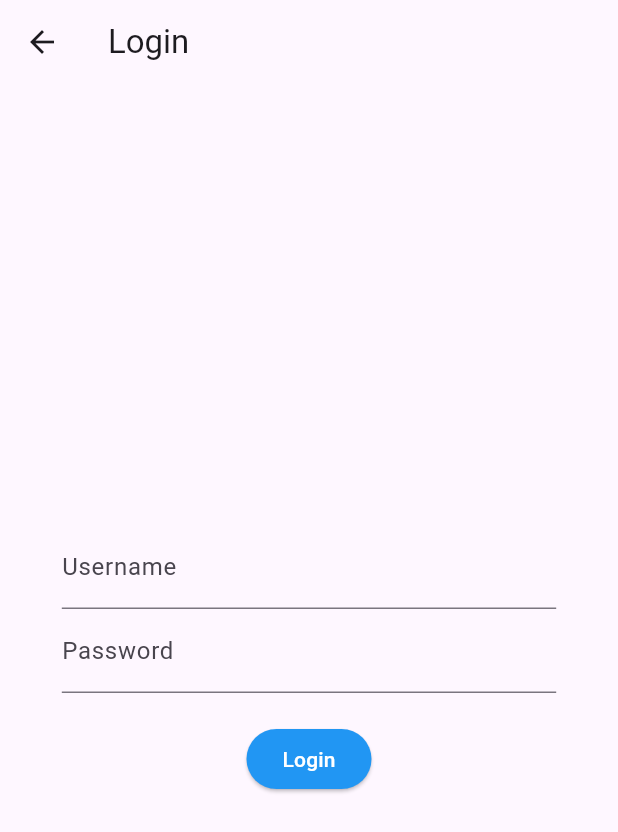
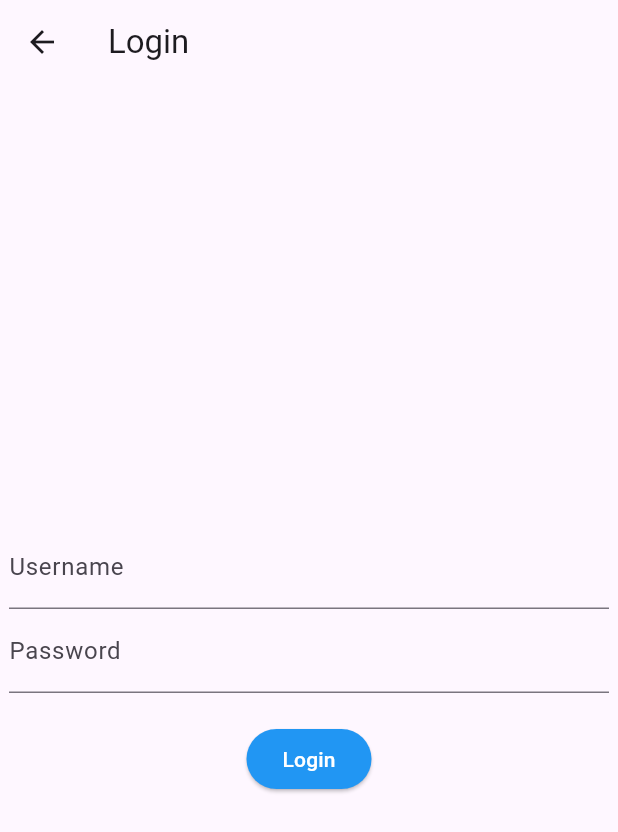
Before and after one commit to putetrekk/pocketrank, a Flutter app: the screen it shows after launch, after a tap on "Go to Login Page", on a phone screen of 412 x 824 dp. Shown: the top 832 px of the screen. Run offline on Flutter 3.47's test engine with Material 3 defaults, Android fonts, the phone set to English and light mode, and no system bars; our stand-ins replace logger, pocketbase.

Commit message:
Set max page width to 400

```diff
--- a/pocketrank_app/lib/pages/home.dart
+++ b/pocketrank_app/lib/pages/home.dart
@@ -40,7 +40,8 @@ class _MyHomePageState extends State<MyHomePage> {
       return;
     }
     try {
-      final url = Uri.https('pocketrank.api.sjolander.no', 'api/pocketrank/ratings');
+      final url =
+          Uri.https('pocketrank.api.sjolander.no', 'api/pocketrank/ratings');
       final response = await http.get(
         url,
         headers: {'Authorization': pb.authStore.token},
@@ -81,6 +82,9 @@ class _MyHomePageState extends State<MyHomePage> {
         title: Text(widget.title),
       ),
       body: Center(
+        child: Container(
+          constraints:
+              const BoxConstraints(maxWidth: 400), // Set max width to 400
           child: Column(
             mainAxisAlignment: MainAxisAlignment.center,
             children: <Widget>[
@@ -108,7 +112,9 @@ class _MyHomePageState extends State<MyHomePage> {
                 onPressed: () {
                   Navigator.push(
                     context,
-                  MaterialPageRoute(builder: (context) => AddMatchPage(pb: pb, onMatchAdded: _onMatchAdded)),
+                    MaterialPageRoute(
+                        builder: (context) =>
+                            AddMatchPage(pb: pb, onMatchAdded: _onMatchAdded)),
                   );
                 },
                 style: _userName != "Not logged in"
@@ -135,6 +141,7 @@ class _MyHomePageState extends State<MyHomePage> {
               ),
               const SizedBox(height: 20),
             ],
+          ),
         ),
       ),
     );
--- a/pocketrank_app/lib/pages/login.dart
+++ b/pocketrank_app/lib/pages/login.dart
@@ -65,8 +65,9 @@ class _LoginPageState extends State<LoginPage> {
       ),
       body: Center(
         child: Container(
-          width: MediaQuery.of(context).size.width *
-              0.8, // Set width to 80% of the screen width
+          constraints: const BoxConstraints(
+            maxWidth: 400,
+          ),
           child: Column(
             mainAxisAlignment: MainAxisAlignment.center,
             children: [
```
Lines whose indentation alone changed are shown as unchanged.
